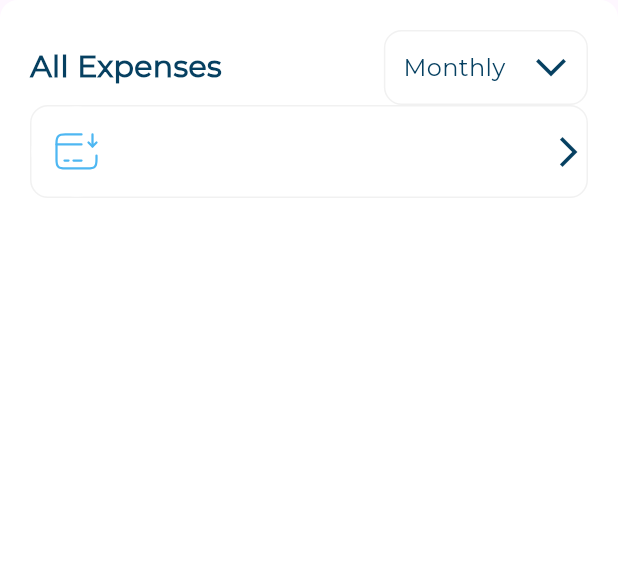
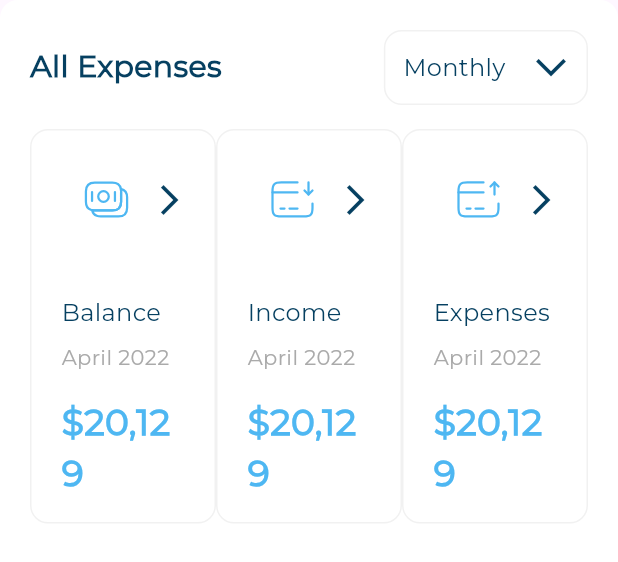
Before and after one commit to abotarek74/responsive_dash_board, a Flutter app: the AllExpensess widget shown alone on an empty page, opened directly, on a phone screen of 412 x 824 dp. Shown: the top 562 px of the screen. Run offline on Flutter 3.47's test engine with Material 3 defaults, Android fonts, the phone set to English and light mode, and no system bars; our stand-ins replace flutter_svg.

Commit message:
Active all expenses item part 2

```diff
--- a/lib/widget/all_expensess.dart
+++ b/lib/widget/all_expensess.dart
@@ -1,8 +1,6 @@
 import 'package:flutter/material.dart';
-import 'package:responsive_dash_board/models/all_expensses_item_model.dart';
-import 'package:responsive_dash_board/utils/app_images.dart';
 import 'package:responsive_dash_board/widget/all_expensess_header.dart';
-import 'package:responsive_dash_board/widget/all_expensses_item.dart';
+import 'package:responsive_dash_board/widget/all_expensses_items_list_view.dart';
 
 class AllExpensess extends StatelessWidget {
   const AllExpensess({super.key});
@@ -18,13 +16,10 @@ class AllExpensess extends StatelessWidget {
       child: const Column(
         children: [
           AllExpensessHeader(),
-          AllExpenssesItem(
-            itemModel: AllExpenssesItemModel(
-                image: Assets.assetsImagesIncome,
-                date: 'April 2022',
-                title: 'Income',
-                price: r'$20,129'),
+          SizedBox(
+            height: 16,
           ),
+          AllExpenssesItemsListView(),
         ],
       ),
     );
--- a/lib/widget/all_expensses_item.dart
+++ b/lib/widget/all_expensses_item.dart
@@ -1,31 +1,16 @@
 import 'package:flutter/material.dart';
 import 'package:responsive_dash_board/models/all_expensses_item_model.dart';
-import 'package:responsive_dash_board/widget/all_expensess_header.dart';
-import 'package:responsive_dash_board/widget/all_expensses_item_header.dart';
+import 'package:responsive_dash_board/widget/inactive_and_active_all_exprnsses_item.dart';
 
 class AllExpenssesItem extends StatelessWidget {
-  const AllExpenssesItem({super.key, required this.itemModel});
+  const AllExpenssesItem(
+      {super.key, required this.itemModel, required this.isSelected});
   final AllExpenssesItemModel itemModel;
+  final bool isSelected;
   @override
   Widget build(BuildContext context) {
-    return Container(
-      decoration: ShapeDecoration(
-        color: Colors.white,
-        shape: RoundedRectangleBorder(
-          borderRadius: BorderRadius.circular(12),
-          side: const BorderSide(
-            width: 1,
-            color: Color(0XFFF1F1F1),
-          ),
-        ),
-      ),
-      child: Column(
-        children: [
-          AllExpenssesItemHeader(
-            image: itemModel.image,
-          ),
-        ],
-      ),
-    );
+    return isSelected
+        ? ActiveAllExpenssesItem(itemModel: itemModel)
+        : InActiveAllExpenssesItem(itemModel: itemModel);
   }
 }
--- a/lib/widget/all_expensses_item_header.dart
+++ b/lib/widget/all_expensses_item_header.dart
@@ -2,8 +2,15 @@ import 'package:flutter/material.dart';
 import 'package:flutter_svg/svg.dart';
 
 class AllExpenssesItemHeader extends StatelessWidget {
-  const AllExpenssesItemHeader({super.key, required this.image});
+  const AllExpenssesItemHeader({
+    super.key,
+    required this.image,
+    this.imageBackground,
+    this.imageColor,
+  });
   final String image;
+  final Color? imageBackground, imageColor;
+
   @override
   Widget build(BuildContext context) {
     return Row(
@@ -11,17 +18,26 @@ class AllExpenssesItemHeader extends StatelessWidget {
         Container(
           width: 60,
           height: 60,
-          decoration: const ShapeDecoration(
-            shape: OvalBorder(),
-            color: Colors.white,
+          decoration: ShapeDecoration(
+            shape: const OvalBorder(),
+            color: imageBackground ?? Colors.white,
           ),
-          child: Center(child: SvgPicture.asset(image)),
+          child: Center(
+              child: SvgPicture.asset(
+            image,
+            colorFilter: ColorFilter.mode(
+              imageColor ?? const Color(0XFF4EB7F2),
+              BlendMode.srcIn,
+            ),
+          )),
         ),
         const Expanded(child: SizedBox()),
         Transform.rotate(
           angle: -1.57079633 * 2,
-          child: const Icon(
-              color: Color(0XFF064061), Icons.arrow_back_ios_new_outlined),
+          child: Icon(
+              color:
+                  imageColor == null ? const Color(0XFF064061) : Colors.white,
+              Icons.arrow_back_ios_new_outlined),
         )
       ],
     );
--- /dev/null
+++ b/lib/widget/all_expensses_items_list_view.dart
@@ -0,0 +1,34 @@
+import 'package:flutter/material.dart';
+import 'package:responsive_dash_board/models/all_expensses_item_model.dart';
+import 'package:responsive_dash_board/utils/app_images.dart';
+import 'package:responsive_dash_board/widget/all_expensses_item.dart';
+
+class AllExpenssesItemsListView extends StatelessWidget {
+  const AllExpenssesItemsListView({super.key});
+  static const items = [
+    AllExpenssesItemModel(
+        image: Assets.assetsImagesBalance,
+        date: 'April 2022',
+        title: 'Balance',
+        price: r'$20,129'),
+    AllExpenssesItemModel(
+        image: Assets.assetsImagesIncome,
+        date: 'April 2022',
+        title: 'Income',
+        price: r'$20,129'),
+    AllExpenssesItemModel(
+        image: Assets.assetsImagesExpenses,
+        date: 'April 2022',
+        title: 'Expenses',
+        price: r'$20,129'),
+  ];
+  @override
+  Widget build(BuildContext context) {
+    return Row(
+      children: items
+          .map((e) => Expanded(
+              child: AllExpenssesItem(isSelected: false, itemModel: e)))
+          .toList(),
+    );
+  }
+}
--- /dev/null
+++ b/lib/widget/inactive_and_active_all_exprnsses_item.dart
@@ -0,0 +1,113 @@
+import 'package:flutter/material.dart';
+import 'package:responsive_dash_board/models/all_expensses_item_model.dart';
+import 'package:responsive_dash_board/utils/app_styles.dart';
+import 'package:responsive_dash_board/widget/all_expensses_item_header.dart';
+
+class InActiveAllExpenssesItem extends StatelessWidget {
+  const InActiveAllExpenssesItem({
+    super.key,
+    required this.itemModel,
+  });
+
+  final AllExpenssesItemModel itemModel;
+
+  @override
+  Widget build(BuildContext context) {
+    return Container(
+      padding: const EdgeInsets.symmetric(vertical: 16, horizontal: 20),
+      decoration: ShapeDecoration(
+        color: Colors.white,
+        shape: RoundedRectangleBorder(
+          borderRadius: BorderRadius.circular(12),
+          side: const BorderSide(width: 1, color: Color(0XFFF1F1F1)),
+        ),
+      ),
+      child: Column(
+        crossAxisAlignment: CrossAxisAlignment.start,
+        children: [
+          AllExpenssesItemHeader(
+            image: itemModel.image,
+          ),
+          const SizedBox(
+            height: 34,
+          ),
+          Text(
+            itemModel.title,
+            style: AppStyles.styleMedium16,
+          ),
+          const SizedBox(
+            height: 8,
+          ),
+          Text(
+            itemModel.date,
+            style: AppStyles.styleRegular14,
+          ),
+          const SizedBox(
+            height: 16,
+          ),
+          Text(
+            itemModel.price,
+            style: AppStyles.styleSemiBold24,
+          ),
+        ],
+      ),
+    );
+  }
+}
+
+class ActiveAllExpenssesItem extends StatelessWidget {
+  const ActiveAllExpenssesItem({
+    super.key,
+    required this.itemModel,
+  });
+
+  final AllExpenssesItemModel itemModel;
+
+  @override
+  Widget build(BuildContext context) {
+    return Container(
+      padding: const EdgeInsets.symmetric(horizontal: 20, vertical: 16),
+      decoration: ShapeDecoration(
+        color: const Color(0XFF4DB7F2),
+        shape: RoundedRectangleBorder(
+          side: const BorderSide(width: 1, color: Colors.white),
+          borderRadius: BorderRadius.circular(12),
+        ),
+      ),
+      child: Column(
+        crossAxisAlignment: CrossAxisAlignment.start,
+        children: [
+          AllExpenssesItemHeader(
+            imageBackground: Colors.white.withOpacity(0.10000000149011612),
+            imageColor: Colors.white,
+            image: itemModel.image,
+          ),
+          const SizedBox(
+            height: 34,
+          ),
+          Text(
+            itemModel.title,
+            style: AppStyles.styleMedium16.copyWith(
+              color: Colors.white,
+            ),
+          ),
+          const SizedBox(
+            height: 8,
+          ),
+          Text(
+            itemModel.date,
+            style: AppStyles.styleRegular14
+                .copyWith(color: const Color(0XFFFAFAFA)),
+          ),
+          const SizedBox(
+            height: 16,
+          ),
+          Text(
+            itemModel.price,
+            style: AppStyles.styleSemiBold24.copyWith(color: Colors.white),
+          ),
+        ],
+      ),
+    );
+  }
+}
```
Also changed, not shown: lib/assets/images/balance.svg.
